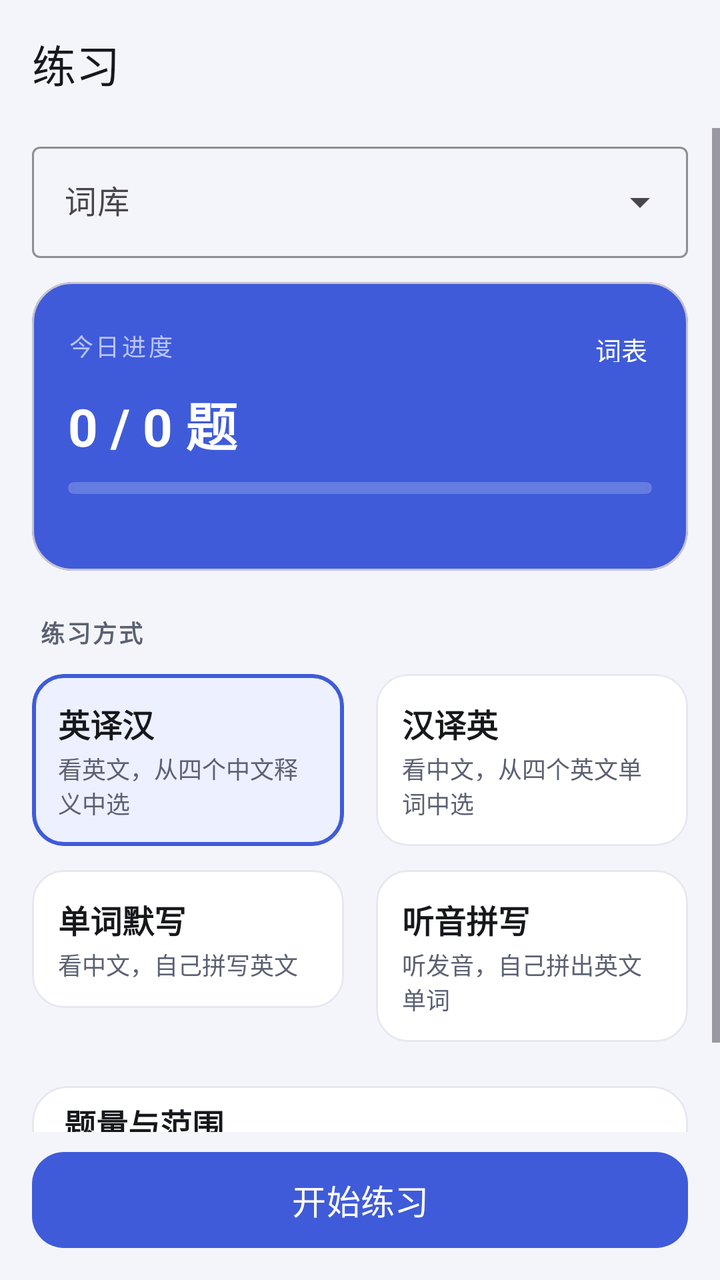
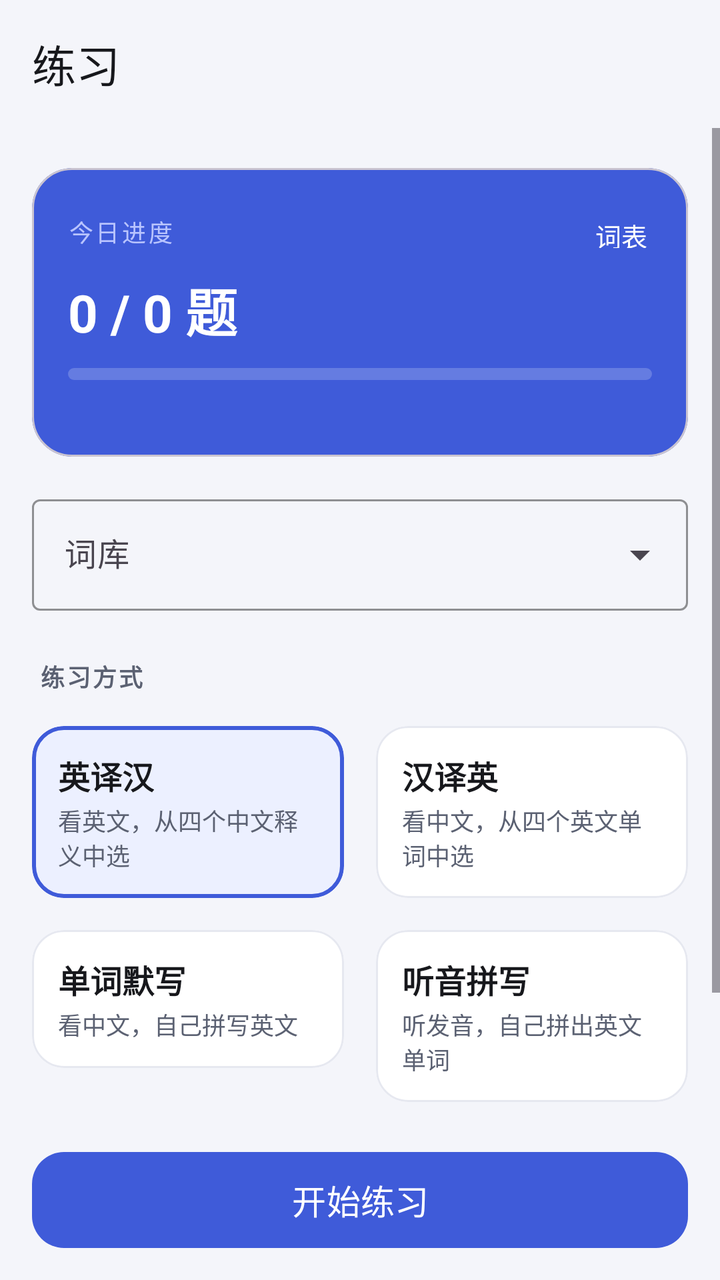

Two renders of the same Android screen: before a commit and after it. Below are the layout's source before the change and the commit's diff.
<!-- AndroidManifest.xml: application theme Theme.WordDrill -->
<!-- res/layout/fragment_practice.xml -->
<?xml version="1.0" encoding="utf-8"?>
<LinearLayout xmlns:android="http://schemas.android.com/apk/res/android"
    xmlns:app="http://schemas.android.com/apk/res-auto"
    android:id="@+id/root"
    android:layout_width="match_parent"
    android:layout_height="match_parent"
    android:background="@color/bg"
    android:focusableInTouchMode="true"
    android:orientation="vertical">

    <com.google.android.material.appbar.MaterialToolbar
        android:id="@+id/toolbar"
        style="@style/Toolbar.WordDrill"
        android:layout_width="match_parent"
        android:layout_height="?attr/actionBarSize"
        app:title="@string/tab_practice"
        app:titleTextAppearance="@style/TextAppearance.Material3.TitleLarge" />

    <ScrollView
        android:layout_width="match_parent"
        android:layout_height="0dp"
        android:layout_weight="1"
        android:clipToPadding="false"
        android:fillViewport="true">

        <LinearLayout
            android:layout_width="match_parent"
            android:layout_height="wrap_content"
            android:orientation="vertical"
            android:paddingStart="16dp"
            android:paddingTop="4dp"
            android:paddingEnd="16dp"
            android:paddingBottom="16dp">

            <com.google.android.material.textfield.TextInputLayout
                android:id="@+id/tilBook"
                style="@style/Widget.Material3.TextInputLayout.OutlinedBox.ExposedDropdownMenu"
                android:layout_width="match_parent"
                android:layout_height="wrap_content"
                android:hint="@string/label_book"
                app:boxStrokeColor="@color/brand">

                <com.google.android.material.textfield.MaterialAutoCompleteTextView
                    android:id="@+id/etBook"
                    android:layout_width="match_parent"
                    android:layout_height="wrap_content"
                    android:cursorVisible="false"
                    android:focusable="false"
                    android:focusableInTouchMode="false"
                    android:inputType="none"
                    android:textSize="16sp" />
            </com.google.android.material.textfield.TextInputLayout>

            <com.google.android.material.card.MaterialCardView
                android:id="@+id/cardProgress"
                android:layout_width="match_parent"
                android:layout_height="wrap_content"
                android:layout_marginTop="12dp"
                android:clickable="true"
                android:focusable="true"
                android:foreground="?attr/selectableItemBackground"
                app:cardBackgroundColor="@color/brand"
                app:cardCornerRadius="20dp"
                app:cardElevation="0dp">

                <LinearLayout
                    android:layout_width="match_parent"
                    android:layout_height="wrap_content"
                    android:orientation="vertical"
                    android:paddingStart="18dp"
                    android:paddingTop="14dp"
                    android:paddingEnd="10dp"
                    android:paddingBottom="14dp">

                    <LinearLayout
                        android:layout_width="match_parent"
                        android:layout_height="wrap_content"
                        android:gravity="center_vertical"
                        android:orientation="horizontal">

                        <TextView
                            android:layout_width="0dp"
                            android:layout_height="wrap_content"
                            android:layout_weight="1"
                            android:letterSpacing="0.1"
                            android:text="@string/report_today"
                            android:textColor="#B9C4FF"
                            android:textSize="12sp" />

                        <com.google.android.material.button.MaterialButton
                            android:id="@+id/btnOpenList"
                            style="@style/Widget.Material3.Button.TextButton"
                            android:layout_width="wrap_content"
                            android:layout_height="36dp"
                            android:minWidth="0dp"
                            android:paddingStart="10dp"
                            android:paddingEnd="10dp"
                            android:text="@string/label_word_list"
                            android:textColor="@color/white"
                            android:textSize="13sp" />
                    </LinearLayout>

                    <TextView
                        android:id="@+id/tvHeroTitle"
                        style="@style/Text.Hero"
                        android:layout_width="wrap_content"
                        android:layout_height="wrap_content"
                        android:layout_marginTop="2dp"
                        android:text="0 / 0 题" />

                    <com.google.android.material.progressindicator.LinearProgressIndicator
                        android:id="@+id/pbHero"
                        android:layout_width="match_parent"
                        android:layout_height="wrap_content"
                        android:layout_marginTop="10dp"
                        android:layout_marginEnd="8dp"
                        android:max="100"
                        app:indicatorColor="@color/white"
                        app:trackColor="#33FFFFFF"
                        app:trackCornerRadius="3dp"
                        app:trackStopIndicatorSize="0dp"
                        app:trackThickness="6dp" />

                    <TextView
                        android:id="@+id/tvHeroSub"
                        android:layout_width="match_parent"
                        android:layout_height="wrap_content"
                        android:layout_marginTop="8dp"
                        android:layout_marginEnd="8dp"
                        android:textColor="#B9C4FF"
                        android:textSize="12sp" />
                </LinearLayout>
            </com.google.android.material.card.MaterialCardView>

            <com.google.android.material.button.MaterialButton
                android:id="@+id/btnReviewNow"
                style="@style/Widget.Material3.Button.TonalButton"
                android:layout_width="match_parent"
                android:layout_height="48dp"
                android:layout_marginTop="10dp"
                android:text="@string/action_review"
                android:textSize="14sp"
                android:visibility="gone"
                app:cornerRadius="14dp" />

            <TextView
                style="@style/Text.SectionLabel"
                android:layout_width="wrap_content"
                android:layout_height="wrap_content"
                android:layout_marginTop="22dp"
                android:layout_marginStart="4dp"
                android:text="@string/label_mode" />

            <LinearLayout
                android:layout_width="match_parent"
                android:layout_height="wrap_content"
                android:layout_marginTop="12dp"
                android:baselineAligned="false"
                android:orientation="horizontal">

                <com.google.android.material.card.MaterialCardView
                    android:id="@+id/cardEnZh"
                    android:layout_width="0dp"
                    android:layout_height="wrap_content"
                    android:layout_marginEnd="8dp"
                    android:layout_weight="1"
                    android:clickable="true"
                    android:focusable="true"
                    android:foreground="?attr/selectableItemBackground"
                    app:cardBackgroundColor="@color/brand_soft"
                    app:cardCornerRadius="16dp"
                    app:cardElevation="0dp"
                    app:strokeColor="@color/brand"
                    app:strokeWidth="2dp">

                    <LinearLayout
                        android:layout_width="match_parent"
                        android:layout_height="wrap_content"
                        android:orientation="vertical"
                        android:padding="13dp">

                        <TextView
                            style="@style/Text.CardTitle"
                            android:layout_width="wrap_content"
                            android:layout_height="wrap_content"
                            android:text="@string/mode_en_zh" />

                        <TextView
                            style="@style/Text.CardSubtitle"
                            android:layout_width="match_parent"
                            android:layout_height="wrap_content"
                            android:layout_marginTop="2dp"
                            android:maxLines="2"
                            android:text="@string/mode_en_zh_desc" />
                    </LinearLayout>
                </com.google.android.material.card.MaterialCardView>

                <com.google.android.material.card.MaterialCardView
                    android:id="@+id/cardZhEn"
                    android:layout_width="0dp"
                    android:layout_height="wrap_content"
                    android:layout_marginStart="8dp"
                    android:layout_weight="1"
                    android:clickable="true"
                    android:focusable="true"
                    android:foreground="?attr/selectableItemBackground"
                    app:cardBackgroundColor="@color/surface"
                    app:cardCornerRadius="16dp"
                    app:cardElevation="0dp"
                    app:strokeColor="@color/divider"
                    app:strokeWidth="1dp">

                    <LinearLayout
                        android:layout_width="match_parent"
                        android:layout_height="wrap_content"
                        android:orientation="vertical"
                        android:padding="13dp">

                        <TextView
                            style="@style/Text.CardTitle"
                            android:layout_width="wrap_content"
                            android:layout_height="wrap_content"
                            android:text="@string/mode_zh_en" />

                        <TextView
                            style="@style/Text.CardSubtitle"
                            android:layout_width="match_parent"
                            android:layout_height="wrap_content"
                            android:layout_marginTop="2dp"
                            android:maxLines="2"
                            android:text="@string/mode_zh_en_desc" />
                    </LinearLayout>
                </com.google.android.material.card.MaterialCardView>
            </LinearLayout>

            <LinearLayout
                android:layout_width="match_parent"
                android:layout_height="wrap_content"
                android:layout_marginTop="12dp"
                android:baselineAligned="false"
                android:orientation="horizontal">

                <com.google.android.material.card.MaterialCardView
                    android:id="@+id/cardSpell"
                    android:layout_width="0dp"
                    android:layout_height="wrap_content"
                    android:layout_marginEnd="8dp"
                    android:layout_weight="1"
                    android:clickable="true"
                    android:focusable="true"
                    android:foreground="?attr/selectableItemBackground"
                    app:cardBackgroundColor="@color/surface"
                    app:cardCornerRadius="16dp"
                    app:cardElevation="0dp"
                    app:strokeColor="@color/divider"
                    app:strokeWidth="1dp">

                    <LinearLayout
                        android:layout_width="match_parent"
                        android:layout_height="wrap_content"
                        android:orientation="vertical"
                        android:padding="13dp">

                        <TextView
                            style="@style/Text.CardTitle"
                            android:layout_width="wrap_content"
                            android:layout_height="wrap_content"
                            android:text="@string/mode_spell" />

                        <TextView
                            style="@style/Text.CardSubtitle"
                            android:layout_width="match_parent"
                            android:layout_height="wrap_content"
                            android:layout_marginTop="2dp"
                            android:maxLines="2"
                            android:text="@string/mode_spell_desc" />
                    </LinearLayout>
                </com.google.android.material.card.MaterialCardView>

                <com.google.android.material.card.MaterialCardView
                    android:id="@+id/cardListen"
                    android:layout_width="0dp"
                    android:layout_height="wrap_content"
                    android:layout_marginStart="8dp"
                    android:layout_weight="1"
                    android:clickable="true"
                    android:focusable="true"
                    android:foreground="?attr/selectableItemBackground"
                    app:cardBackgroundColor="@color/surface"
                    app:cardCornerRadius="16dp"
                    app:cardElevation="0dp"
                    app:strokeColor="@color/divider"
                    app:strokeWidth="1dp">

                    <LinearLayout
                        android:layout_width="match_parent"
                        android:layout_height="wrap_content"
                        android:orientation="vertical"
                        android:padding="13dp">

                        <TextView
                            style="@style/Text.CardTitle"
                            android:layout_width="wrap_content"
                            android:layout_height="wrap_content"
                            android:text="@string/mode_listen" />

                        <TextView
                            style="@style/Text.CardSubtitle"
                            android:layout_width="match_parent"
                            android:layout_height="wrap_content"
                            android:layout_marginTop="2dp"
                            android:maxLines="2"
                            android:text="@string/mode_listen_desc" />
                    </LinearLayout>
                </com.google.android.material.card.MaterialCardView>
            </LinearLayout>

            <com.google.android.material.card.MaterialCardView
                android:layout_width="match_parent"
                android:layout_height="wrap_content"
                android:layout_marginTop="22dp"
                app:cardBackgroundColor="@color/surface"
                app:cardCornerRadius="18dp"
                app:cardElevation="0dp"
                app:strokeColor="@color/divider"
                app:strokeWidth="1dp">

                <LinearLayout
                    android:layout_width="match_parent"
                    android:layout_height="wrap_content"
                    android:orientation="vertical">

                    <LinearLayout
                        android:id="@+id/rowSettings"
                        android:layout_width="match_parent"
                        android:layout_height="wrap_content"
                        android:background="?attr/selectableItemBackground"
                        android:clickable="true"
                        android:focusable="true"
                        android:gravity="center_vertical"
                        android:minHeight="56dp"
                        android:orientation="horizontal"
                        android:paddingStart="16dp"
                        android:paddingEnd="12dp">

                        <LinearLayout
                            android:layout_width="0dp"
                            android:layout_height="wrap_content"
                            android:layout_weight="1"
                            android:orientation="vertical">

                            <TextView
                                style="@style/Text.CardTitle"
                                android:layout_width="wrap_content"
                                android:layout_height="wrap_content"
                                android:text="@string/label_count_range" />

                            <TextView
                                android:id="@+id/tvSettingsSummary"
                                android:layout_width="wrap_content"
                                android:layout_height="wrap_content"
                                android:layout_marginTop="2dp"
                                android:textColor="@color/text_hint"
                                android:textSize="12sp" />
                        </LinearLayout>

                        <ImageView
                            android:id="@+id/ivExpand"
                            android:layout_width="22dp"
                            android:layout_height="22dp"
                            android:contentDescription="@null"
                            android:rotation="90"
                            android:src="@drawable/ic_chevron_right"
                            app:tint="@color/text_hint" />
                    </LinearLayout>

                    <LinearLayout
                        android:id="@+id/settingsBody"
                        android:layout_width="match_parent"
                        android:layout_height="wrap_content"
                        android:orientation="vertical"
                        android:paddingStart="16dp"
                        android:paddingEnd="16dp"
                        android:paddingBottom="16dp"
                        android:visibility="gone">

                        <View
                            android:layout_width="match_parent"
                            android:layout_height="1dp"
                            android:layout_marginBottom="14dp"
                            android:background="@color/divider" />

                        <LinearLayout
                            android:layout_width="match_parent"
                            android:layout_height="wrap_content"
                            android:gravity="center_vertical"
                            android:orientation="horizontal">

                            <TextView
                                android:layout_width="0dp"
                                android:layout_height="wrap_content"
                                android:layout_weight="1"
                                android:text="@string/label_count"
                                android:textColor="@color/text_primary"
                                android:textSize="14sp" />

                            <com.google.android.material.textfield.TextInputLayout
                                android:id="@+id/tilCount"
                                style="@style/Widget.Material3.TextInputLayout.OutlinedBox"
                                android:layout_width="96dp"
                                android:layout_height="wrap_content"
                                app:boxStrokeColor="@color/brand">

                                <com.google.android.material.textfield.TextInputEditText
                                    android:id="@+id/etCount"
                                    android:layout_width="match_parent"
                                    android:layout_height="wrap_content"
                                    android:gravity="center"
                                    android:imeOptions="actionDone"
                                    android:inputType="number"
                                    android:maxLength="3"
                                    android:text="20"
                                    android:textSize="16sp" />
                            </com.google.android.material.textfield.TextInputLayout>
                        </LinearLayout>

                        <TextView
                            android:id="@+id/tvRangeHint"
                            android:layout_width="match_parent"
                            android:layout_height="wrap_content"
                            android:layout_marginTop="14dp"
                            android:text="@string/label_range"
                            android:textColor="@color/text_primary"
                            android:textSize="14sp" />

                        <TextView
                            android:id="@+id/tvRangeSub"
                            android:layout_width="wrap_content"
                            android:layout_height="wrap_content"
                            android:layout_marginTop="2dp"
                            android:textColor="@color/text_hint"
                            android:textSize="12sp" />

                        <LinearLayout
                            android:layout_width="match_parent"
                            android:layout_height="wrap_content"
                            android:layout_marginTop="8dp"
                            android:baselineAligned="false"
                            android:orientation="horizontal">

                            <com.google.android.material.textfield.TextInputLayout
                                style="@style/Widget.Material3.TextInputLayout.OutlinedBox"
                                android:layout_width="0dp"
                                android:layout_height="wrap_content"
                                android:layout_marginEnd="8dp"
                                android:layout_weight="1"
                                android:hint="@string/range_start">

                                <com.google.android.material.textfield.TextInputEditText
                                    android:id="@+id/etStart"
                                    android:layout_width="match_parent"
                                    android:layout_height="wrap_content"
                                    android:imeOptions="actionNext"
                                    android:inputType="number"
                                    android:maxLength="5"
                                    android:textSize="16sp" />
                            </com.google.android.material.textfield.TextInputLayout>

                            <com.google.android.material.textfield.TextInputLayout
                                style="@style/Widget.Material3.TextInputLayout.OutlinedBox"
                                android:layout_width="0dp"
                                android:layout_height="wrap_content"
                                android:layout_weight="1"
                                android:hint="@string/range_end">

                                <com.google.android.material.textfield.TextInputEditText
                                    android:id="@+id/etEnd"
                                    android:layout_width="match_parent"
                                    android:layout_height="wrap_content"
                                    android:imeOptions="actionDone"
                                    android:inputType="number"
                                    android:maxLength="5"
                                    android:textSize="16sp" />
                            </com.google.android.material.textfield.TextInputLayout>
                        </LinearLayout>

                        <com.google.android.material.checkbox.MaterialCheckBox
                            android:id="@+id/cbAllowRepeat"
                            android:layout_width="match_parent"
                            android:layout_height="wrap_content"
                            android:layout_marginTop="10dp"
                            android:minHeight="48dp"
                            android:text="@string/allow_repeat"
                            android:textSize="14sp" />
                    </LinearLayout>
                </LinearLayout>
            </com.google.android.material.card.MaterialCardView>
        </LinearLayout>
    </ScrollView>

    <com.google.android.material.button.MaterialButton
        android:id="@+id/btnStart"
        android:layout_width="match_parent"
        android:layout_height="56dp"
        android:layout_marginStart="16dp"
        android:layout_marginTop="6dp"
        android:layout_marginEnd="16dp"
        android:layout_marginBottom="12dp"
        android:text="@string/start_practice"
        android:textSize="17sp"
        app:cornerRadius="16dp" />
</LinearLayout>
<!-- resources referenced by this layout -->
<resources>
  <color name="bg">#F4F5FA</color>
  <color name="brand">#3F5BD9</color>
  <color name="brand_soft">#ECF0FF</color>
  <color name="divider">#E6E8F0</color>
  <color name="surface">#FFFFFF</color>
  <color name="text_hint">#9AA0B0</color>
  <color name="text_primary">#17181C</color>
  <color name="white">#FFFFFF</color>
  <!-- drawable ic_chevron_right (drawable) -->
  <?xml version="1.0" encoding="utf-8"?>
  <vector xmlns:android="http://schemas.android.com/apk/res/android"
      android:width="24dp"
      android:height="24dp"
      android:viewportWidth="24"
      android:viewportHeight="24">
      <path
          android:fillColor="#FFFFFF"
          android:pathData="M10,6L8.59,7.41 13.17,12l-4.58,4.59L10,18l6,-6z" />
  </vector>
  <string name="action_review">复习今日到期的单词</string>
  <string name="allow_repeat">允许重复抽到已练过的单词</string>
  <string name="label_book">词库</string>
  <string name="label_count">每次题量</string>
  <string name="label_count_range">题量与范围</string>
  <string name="label_mode">练习方式</string>
  <string name="label_range">练习范围（词库索引）</string>
  <string name="label_word_list">词表</string>
  <string name="mode_en_zh">英译汉</string>
  <string name="mode_en_zh_desc">看英文，从四个中文释义中选</string>
  <string name="mode_listen">听音拼写</string>
  <string name="mode_listen_desc">听发音，自己拼出英文单词</string>
  <string name="mode_spell">单词默写</string>
  <string name="mode_spell_desc">看中文，自己拼写英文</string>
  <string name="mode_zh_en">汉译英</string>
  <string name="mode_zh_en_desc">看中文，从四个英文单词中选</string>
  <string name="range_end">结束</string>
  <string name="range_start">起始</string>
  <string name="report_today">今日进度</string>
  <string name="start_practice">开始练习</string>
  <string name="tab_practice">练习</string>
  <style name="Text.CardSubtitle" parent="">
          <item name="android:textSize">12sp</item>
          <item name="android:textColor">@color/text_secondary</item>
      </style>
  <style name="Text.CardTitle" parent="">
          <item name="android:textSize">16sp</item>
          <item name="android:textColor">@color/text_primary</item>
          <item name="android:textStyle">bold</item>
      </style>
  <style name="Text.Hero" parent="">
          <item name="android:textSize">26sp</item>
          <item name="android:textColor">@color/white</item>
          <item name="android:textStyle">bold</item>
      </style>
  <style name="Text.SectionLabel" parent="">
          <item name="android:textSize">12sp</item>
          <item name="android:textColor">@color/text_secondary</item>
          <item name="android:letterSpacing">0.08</item>
          <item name="android:textStyle">bold</item>
      </style>
  <style name="Toolbar.WordDrill" parent="Widget.Material3.Toolbar">
          <item name="android:background">@color/bg</item>
          <item name="titleTextColor">@color/text_primary</item>
          <item name="subtitleTextColor">@color/text_secondary</item>
          <item name="navigationIconTint">@color/text_primary</item>
      </style>
  <style name="Theme.WordDrill" parent="Theme.Material3.DayNight.NoActionBar">
          <item name="colorPrimary">@color/brand</item>
          <item name="colorOnPrimary">@color/white</item>
          <item name="colorPrimaryContainer">@color/brand_container</item>
          <item name="colorOnPrimaryContainer">@color/brand_dark</item>
          <item name="colorSecondary">@color/accent</item>
          <item name="colorSurface">@color/surface</item>
          <item name="android:colorBackground">@color/bg</item>
          <item name="android:windowBackground">@color/bg</item>
          <item name="android:statusBarColor">@color/bg</item>
          <item name="android:navigationBarColor">@color/bg</item>
          <item name="android:windowLightStatusBar">@bool/light_status_bar</item>
      </style>
  <color name="text_secondary">#5B6172</color>
  <color name="brand_container">#E4E9FF</color>
  <color name="brand_dark">#1D2B6B</color>
  <color name="accent">#F2A03D</color>
</resources>

<!-- the commit's change to res/layout/fragment_practice.xml (unified diff, before → after) -->
@@ -32,30 +32,11 @@
             android:paddingEnd="16dp"
             android:paddingBottom="16dp">
 
-            <com.google.android.material.textfield.TextInputLayout
-                android:id="@+id/tilBook"
-                style="@style/Widget.Material3.TextInputLayout.OutlinedBox.ExposedDropdownMenu"
-                android:layout_width="match_parent"
-                android:layout_height="wrap_content"
-                android:hint="@string/label_book"
-                app:boxStrokeColor="@color/brand">
-
-                <com.google.android.material.textfield.MaterialAutoCompleteTextView
-                    android:id="@+id/etBook"
-                    android:layout_width="match_parent"
-                    android:layout_height="wrap_content"
-                    android:cursorVisible="false"
-                    android:focusable="false"
-                    android:focusableInTouchMode="false"
-                    android:inputType="none"
-                    android:textSize="16sp" />
-            </com.google.android.material.textfield.TextInputLayout>
-
             <com.google.android.material.card.MaterialCardView
                 android:id="@+id/cardProgress"
                 android:layout_width="match_parent"
                 android:layout_height="wrap_content"
-                android:layout_marginTop="12dp"
+                android:layout_marginTop="16dp"
                 android:clickable="true"
                 android:focusable="true"
                 android:foreground="?attr/selectableItemBackground"
@@ -143,18 +124,38 @@
                 android:visibility="gone"
                 app:cornerRadius="14dp" />
 
+            <com.google.android.material.textfield.TextInputLayout
+                android:id="@+id/tilBook"
+                style="@style/Widget.Material3.TextInputLayout.OutlinedBox.ExposedDropdownMenu"
+                android:layout_width="match_parent"
+                android:layout_height="wrap_content"
+                android:layout_marginTop="16dp"
+                android:hint="@string/label_book"
+                app:boxStrokeColor="@color/brand">
+
+                <com.google.android.material.textfield.MaterialAutoCompleteTextView
+                    android:id="@+id/etBook"
+                    android:layout_width="match_parent"
+                    android:layout_height="wrap_content"
+                    android:cursorVisible="false"
+                    android:focusable="false"
+                    android:focusableInTouchMode="false"
+                    android:inputType="none"
+                    android:textSize="16sp" />
+            </com.google.android.material.textfield.TextInputLayout>
+
             <TextView
                 style="@style/Text.SectionLabel"
                 android:layout_width="wrap_content"
                 android:layout_height="wrap_content"
-                android:layout_marginTop="22dp"
+                android:layout_marginTop="24dp"
                 android:layout_marginStart="4dp"
                 android:text="@string/label_mode" />
 
             <LinearLayout
                 android:layout_width="match_parent"
                 android:layout_height="wrap_content"
-                android:layout_marginTop="12dp"
+                android:layout_marginTop="16dp"
                 android:baselineAligned="false"
                 android:orientation="horizontal">
 
@@ -236,7 +237,7 @@
             <LinearLayout
                 android:layout_width="match_parent"
                 android:layout_height="wrap_content"
-                android:layout_marginTop="12dp"
+                android:layout_marginTop="16dp"
                 android:baselineAligned="false"
                 android:orientation="horizontal">
 
@@ -318,7 +319,7 @@
             <com.google.android.material.card.MaterialCardView
                 android:layout_width="match_parent"
                 android:layout_height="wrap_content"
-                android:layout_marginTop="22dp"
+                android:layout_marginTop="24dp"
                 app:cardBackgroundColor="@color/surface"
                 app:cardCornerRadius="18dp"
                 app:cardElevation="0dp"
